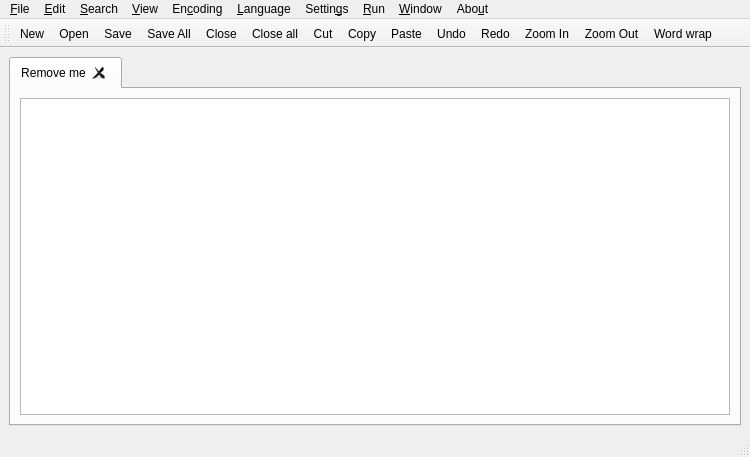
Qt form src/mainwindow.ui (yousefvand/Notepad--) before a commit.
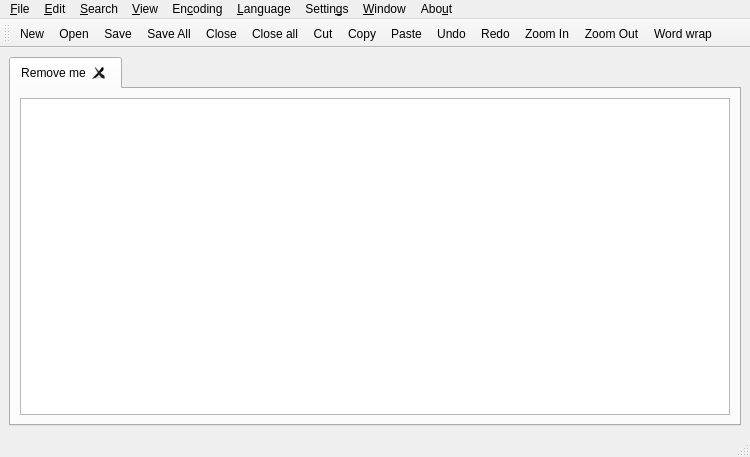
The same form after that commit. Icons and pictures are not drawn.

```diff
--- a/src/mainwindow.ui
+++ b/src/mainwindow.ui
@@ -525,13 +525,6 @@
     <addaction name="action_Show_menu_bar"/>
     <addaction name="actionS_how_Toolbar"/>
    </widget>
-   <widget class="QMenu" name="menu_Run">
-    <property name="title">
-     <string>&amp;Run</string>
-    </property>
-    <addaction name="actionRun"/>
-    <addaction name="actionModify_run_commands"/>
-   </widget>
    <widget class="QMenu" name="menu_Window">
     <property name="title">
      <string>&amp;Window</string>
@@ -552,7 +545,6 @@
    <addaction name="menuEn_coding"/>
    <addaction name="menu_Language"/>
    <addaction name="menuSettin_gs"/>
-   <addaction name="menu_Run"/>
    <addaction name="menu_Window"/>
    <addaction name="menuAbo_ut"/>
   </widget>
```
Left out of the diff: 3 changed lines with no effect on the pictures.
